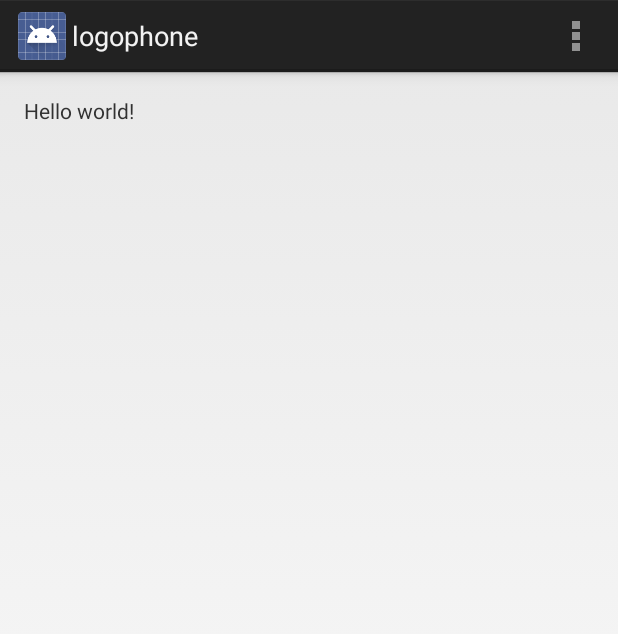
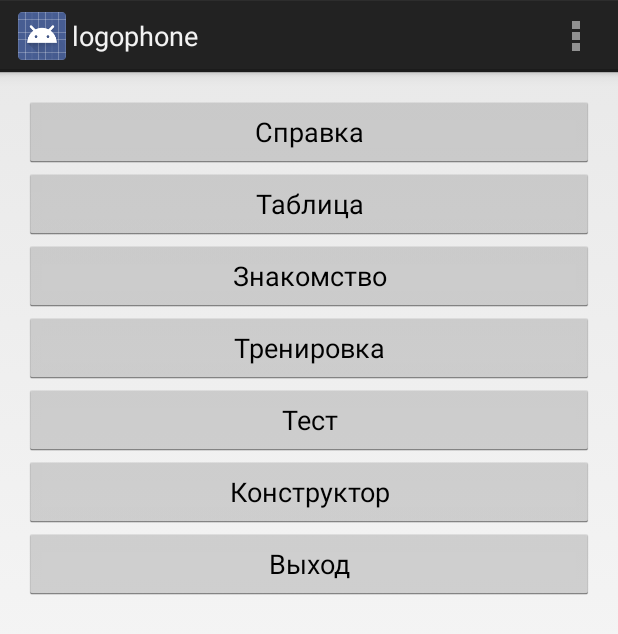
Before and after one commit to mong0ose/logophone, an Android app: the screen it shows after launch (MainActivity), on a phone screen of 412 x 824 dp. Shown: the top 634 px of the screen. Run offline under Robolectric (Android 15) with nearby library versions, the phone set to English and light mode, and no system bars.

Commit message:
add table in test mode

```diff
--- a/logophone/src/main/AndroidManifest.xml
+++ b/logophone/src/main/AndroidManifest.xml
@@ -18,9 +18,11 @@
             android:label="@string/app_name" >
             <intent-filter>
                 <action android:name="android.intent.action.MAIN" />
-
                 <category android:name="android.intent.category.LAUNCHER" />
             </intent-filter>
+        </activity>
+        <activity
+            android:name="com.logophone.TableLayoutFixed">
         </activity>
     </application>
 
--- a/logophone/src/main/java/com/logophone/MainActivity.java
+++ b/logophone/src/main/java/com/logophone/MainActivity.java
@@ -1,8 +1,11 @@
 package com.logophone;
 
+import android.content.Intent;
 import android.os.Bundle;
 import android.app.Activity;
 import android.view.Menu;
+import android.view.View;
+import android.widget.Button;
 
 public class MainActivity extends Activity {
 
@@ -11,6 +14,15 @@ public class MainActivity extends Activity {
         super.onCreate(savedInstanceState);
         setContentView(R.layout.activity_main);
         System.out.println("Git test!");
+
+        Button bTable;
+        bTable = (Button)findViewById(R.id.btnTable);
+        bTable.setOnClickListener(new View.OnClickListener() {
+            @Override
+            public void onClick(View view) {
+                startActivity(new Intent(getBaseContext(), TableLayoutFixed.class));
+            }
+        });
     }
 
 
--- a/logophone/src/main/res/layout/activity_main.xml
+++ b/logophone/src/main/res/layout/activity_main.xml
@@ -8,9 +8,39 @@
     android:paddingBottom="@dimen/activity_vertical_margin"
     tools:context=".MainActivity">
 
-    <TextView
-        android:layout_width="wrap_content"
-        android:layout_height="wrap_content"
-        android:text="@string/hello_world" />
-
+    <Button
+            android:layout_width="fill_parent"
+            android:layout_height="wrap_content"
+            android:text="@string/spravka"
+            android:id="@+id/btnInfo" android:layout_alignParentTop="true" android:layout_alignParentLeft="true"/>
+    <Button
+            android:layout_width="fill_parent"
+            android:layout_height="wrap_content"
+            android:text="@string/table"
+            android:id="@+id/btnTable" android:layout_below="@+id/btnInfo" android:layout_alignLeft="@+id/btnInfo"/>
+    <Button
+            android:layout_width="fill_parent"
+            android:layout_height="wrap_content"
+            android:text="@string/newbie"
+            android:id="@+id/btnLearn" android:layout_below="@+id/btnTable" android:layout_alignLeft="@+id/btnTable"/>
+    <Button
+            android:layout_width="fill_parent"
+            android:layout_height="wrap_content"
+            android:text="@string/training"
+            android:id="@+id/btnTraining" android:layout_below="@+id/btnLearn" android:layout_alignLeft="@+id/btnLearn"/>
+    <Button
+            android:layout_width="fill_parent"
+            android:layout_height="wrap_content"
+            android:text="@string/test"
+            android:id="@+id/btnTest" android:layout_below="@+id/btnTraining" android:layout_alignLeft="@+id/btnTraining"/>
+    <Button
+            android:layout_width="fill_parent"
+            android:layout_height="wrap_content"
+            android:text="@string/construct"
+            android:id="@+id/btnConstruct" android:layout_below="@+id/btnTest" android:layout_alignLeft="@+id/btnTest"/>
+    <Button
+            android:layout_width="fill_parent"
+            android:layout_height="wrap_content"
+            android:text="@string/exit"
+            android:id="@+id/btnExit" android:layout_below="@+id/btnConstruct" android:layout_alignLeft="@+id/btnConstruct"/>
 </RelativeLayout>
--- a/logophone/src/main/res/values/strings.xml
+++ b/logophone/src/main/res/values/strings.xml
@@ -5,7 +5,12 @@
     </string>
     <string name="action_settings" >Settings
     </string>
-    <string name="hello_world" >Hello world!
-    </string>
+    <string name="spravka">Справка</string>
+    <string name="table">Таблица</string>
+    <string name="newbie">Знакомство</string>
+    <string name="training">Тренировка</string>
+    <string name="test">Тест</string>
+    <string name="construct">Конструктор</string>
+    <string name="exit">Выход</string>
 
 </resources>
```
Also changed, not shown: logophone/src/main/java/com/logophone/TableLayoutFixed.java (added, +73 -0 lines), logophone/src/main/res/layout/table.xml (added, +36 -0 lines), 3 other files.
